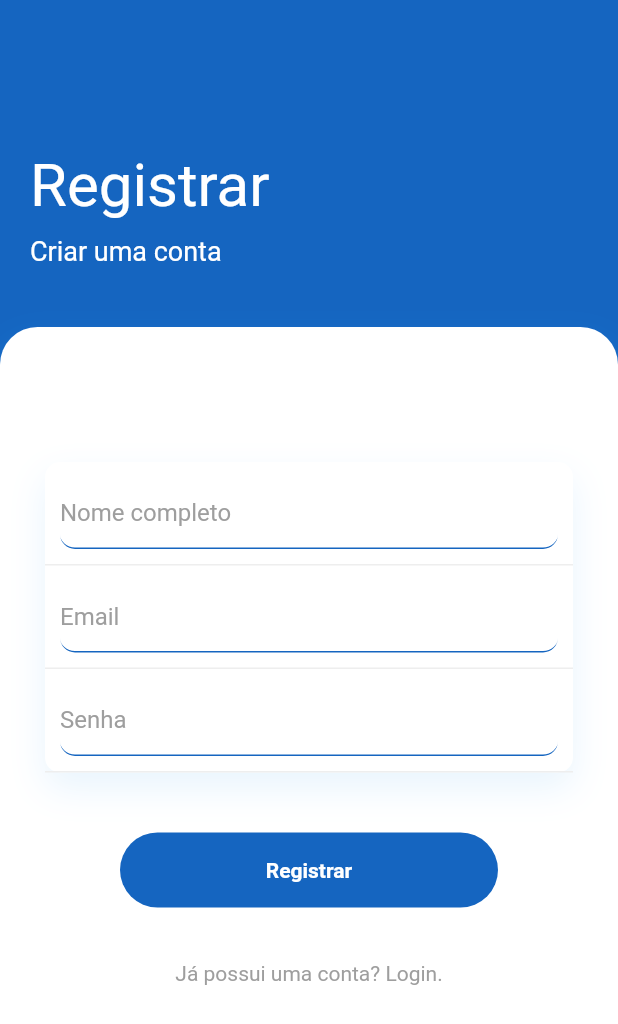
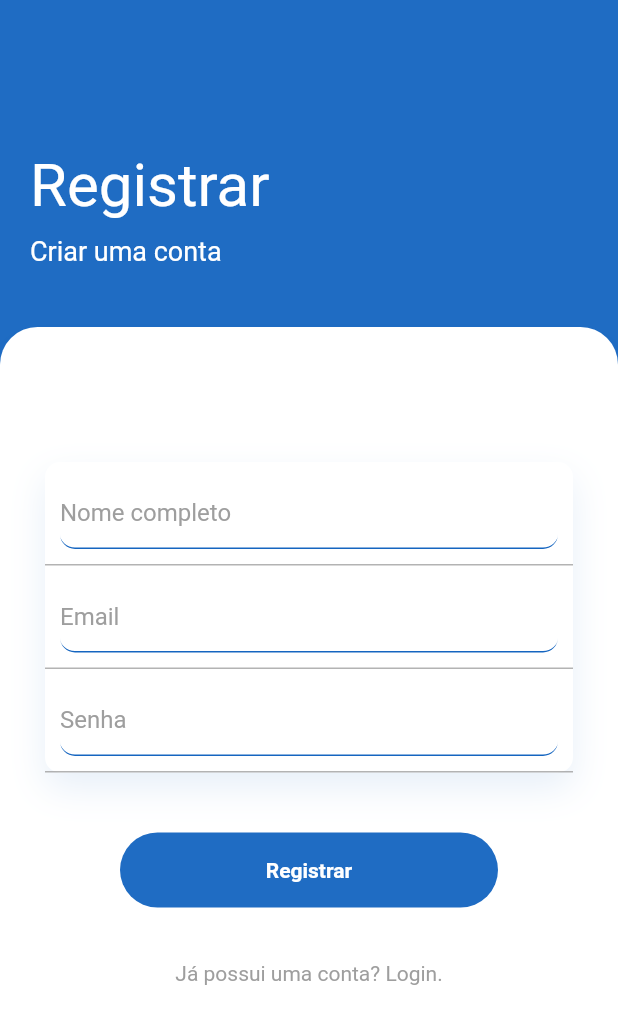
Before and after one commit to GabrielWaif/PAC-IV, a Flutter app: the screen it shows after launch, after a tap on "Não possui uma conta? Cadastrar-se.", on a phone screen of 412 x 824 dp. Shown: the top 1024 px of the screen. Run offline on Flutter 3.47's test engine with Material 2 defaults, Android fonts, the phone set to English and light mode, and no system bars; our stand-ins replace cloud_firestore, firebase_auth, firebase_core, firebase_storage, font_awesome_flutter, image_picker; accounts and stored records are empty; network calls fail.

Commit message:
implement design patterns

```diff
--- a/box_ui/lib/src/shared/app_colors.dart
+++ b/box_ui/lib/src/shared/app_colors.dart
@@ -1,5 +1,5 @@
 import 'package:flutter/material.dart';
 
-const Color primaryColor = Color.fromARGB(0, 67, 56, 224);
+const Color primaryColor = Color.fromARGB(255, 21, 101, 192);
 const Color secondaryColor = Color.fromARGB(255, 255, 255, 255);
-const Color tertiaryColor = Color.fromARGB(0, 48, 40, 161);
+const Color tertiaryColor = Color.fromARGB(255, 158, 158, 158);
--- a/box_ui/pac_4/lib/pages/custom_card.dart
+++ b/box_ui/pac_4/lib/pages/custom_card.dart
@@ -1,3 +1,4 @@
+import 'package:box_ui/box_ui.dart';
 import 'package:firebase_storage/firebase_storage.dart';
 import 'package:flutter/material.dart';
 import 'package:cloud_firestore/cloud_firestore.dart';
@@ -81,9 +82,9 @@ Widget build(BuildContext context) {
             onPressed: handleUpvote,
             child: Row(
               children: [
-                Icon(Icons.arrow_upward, color: Colors.white), // Thumbs-up icon
+                Icon(Icons.arrow_upward, color: primaryColor), // Thumbs-up icon
                 SizedBox(width: 8.0), // Adjust spacing as needed
-                Text('$upvotes', style: TextStyle(color: Colors.white),), // Number of upvotes
+                Text('$upvotes', style: TextStyle(color: primaryColor),), // Number of upvotes
               ],
             ),
           ),
@@ -92,9 +93,9 @@ Widget build(BuildContext context) {
             onPressed: handleDownvote,
             child: Row(
               children: [
-                Icon(Icons.arrow_downward, color: Colors.white), // Thumbs-down icon
+                Icon(Icons.arrow_downward, color: primaryColor), // Thumbs-down icon
                 SizedBox(width: 8.0), // Adjust spacing as needed
-                Text('$downvotes', style: TextStyle(color: Colors.white),), // Number of downvotes
+                Text('$downvotes', style: TextStyle(color: primaryColor),), // Number of downvotes
 
               ],
             ),
--- a/box_ui/pac_4/lib/pages/login_page.dart
+++ b/box_ui/pac_4/lib/pages/login_page.dart
@@ -1,6 +1,7 @@
 import 'package:flutter/material.dart';
 import 'package:font_awesome_flutter/font_awesome_flutter.dart';
 import 'package:firebase_auth/firebase_auth.dart';
+import 'package:box_ui/box_ui.dart';
 
 class LoginPage extends StatelessWidget {
   LoginPage({Key? key}) : super(key: key);
@@ -11,7 +12,8 @@ class LoginPage extends StatelessWidget {
 
   void _handleLogin(BuildContext context) async {
     try {
-      final UserCredential userCredential = await _auth.signInWithEmailAndPassword(
+      final UserCredential userCredential =
+          await _auth.signInWithEmailAndPassword(
         email: emailController.text.trim(),
         password: passwordController.text,
       );
@@ -21,27 +23,30 @@ class LoginPage extends StatelessWidget {
       } else {
         ScaffoldMessenger.of(context).showSnackBar(
           SnackBar(
-            content: Text('Falha no login. Por favor verifique as credenciais informadas.'),
+            content: Text(
+                'Falha no login. Por favor verifique as credenciais informadas.'),
           ),
         );
       }
     } catch (e) {
       ScaffoldMessenger.of(context).showSnackBar(
         SnackBar(
-          content: Text('Falha no login. Por favor verifique as credenciais informadas.'),
+          content: Text(
+              'Falha no login. Por favor verifique as credenciais informadas.'),
         ),
       );
     }
   }
 
   void _handleRegister(BuildContext context) {
-    Navigator.pushNamed(context, '/register'); // Use '/register' to match the route you defined in MaterialApp
+    Navigator.pushNamed(context,
+        '/register'); // Use '/register' to match the route you defined in MaterialApp
   }
 
   @override
   Widget build(BuildContext context) {
     return Scaffold(
-      backgroundColor: Colors.blue[800],
+      backgroundColor: primaryColor.withAlpha(500),
       body: Column(
         crossAxisAlignment: CrossAxisAlignment.start,
         children: <Widget>[
@@ -56,7 +61,7 @@ class LoginPage extends StatelessWidget {
                 Text(
                   "Login",
                   style: TextStyle(
-                    color: Colors.white,
+                    color: secondaryColor,
                     fontSize: 40,
                     fontWeight: FontWeight.bold,
                   ),
@@ -67,7 +72,7 @@ class LoginPage extends StatelessWidget {
                 Text(
                   "Bem vindo novamente",
                   style: TextStyle(
-                    color: Colors.white,
+                    color: secondaryColor,
                     fontSize: 18,
                   ),
                 ),
@@ -80,14 +85,14 @@ class LoginPage extends StatelessWidget {
           Expanded(
             child: Container(
               decoration: BoxDecoration(
-                color: Colors.white,
+                color: secondaryColor,
                 borderRadius: const BorderRadius.only(
                   topLeft: Radius.circular(25.0),
                   topRight: Radius.circular(25.0),
                 ),
                 boxShadow: [
                   BoxShadow(
-                    color: Colors.blue.withOpacity(0.3),
+                    color: primaryColor.withOpacity(0.3),
                     blurRadius: 20,
                     offset: const Offset(0, 10),
                   ),
@@ -103,11 +108,11 @@ class LoginPage extends StatelessWidget {
                       ),
                       Container(
                         decoration: BoxDecoration(
-                          color: Colors.white,
+                          color: secondaryColor,
                           borderRadius: BorderRadius.circular(10),
                           boxShadow: [
                             BoxShadow(
-                              color: Colors.blue.withOpacity(0.1),
+                              color: primaryColor.withOpacity(0.1),
                               blurRadius: 20,
                               offset: const Offset(0, 10),
                             ),
@@ -120,7 +125,7 @@ class LoginPage extends StatelessWidget {
                               decoration: BoxDecoration(
                                 border: Border(
                                   bottom: BorderSide(
-                                    color: Colors.grey[200]!,
+                                    color: tertiaryColor.withAlpha(200),
                                   ),
                                 ),
                               ),
@@ -128,7 +133,7 @@ class LoginPage extends StatelessWidget {
                                 controller: emailController,
                                 decoration: const InputDecoration(
                                   hintText: "Email",
-                                  hintStyle: TextStyle(color: Colors.grey),
+                                  hintStyle: TextStyle(color: tertiaryColor),
                                   border: InputBorder.none,
                                 ),
                               ),
@@ -138,7 +143,7 @@ class LoginPage extends StatelessWidget {
                               decoration: BoxDecoration(
                                 border: Border(
                                   bottom: BorderSide(
-                                    color: Colors.grey[200]!,
+                                    color: tertiaryColor.withAlpha(200),
                                   ),
                                 ),
                               ),
@@ -147,7 +152,7 @@ class LoginPage extends StatelessWidget {
                                 obscureText: true,
                                 decoration: const InputDecoration(
                                   hintText: "Senha",
-                                  hintStyle: TextStyle(color: Colors.grey),
+                                  hintStyle: TextStyle(color: tertiaryColor),
                                   border: InputBorder.none,
                                 ),
                               ),
@@ -170,13 +175,13 @@ class LoginPage extends StatelessWidget {
                           margin: const EdgeInsets.symmetric(horizontal: 50),
                           decoration: BoxDecoration(
                             borderRadius: BorderRadius.circular(50),
-                            color: Colors.blue[800],
+                            color: primaryColor.withAlpha(500),
                           ),
                           child: const Center(
                             child: Text(
                               "Login",
                               style: TextStyle(
-                                color: Colors.white,
+                                color: secondaryColor,
                                 fontWeight: FontWeight.bold,
                               ),
                             ),
@@ -198,7 +203,7 @@ class LoginPage extends StatelessWidget {
                           child: const Text(
                             "Não possui uma conta? Cadastrar-se.",
                             style: TextStyle(
-                              color: Colors.grey,
+                              color: tertiaryColor,
                             ),
                           ),
                         ),
--- a/box_ui/pac_4/lib/pages/registration_page.dart
+++ b/box_ui/pac_4/lib/pages/registration_page.dart
@@ -1,4 +1,5 @@
 import 'package:flutter/material.dart';
+import 'package:box_ui/box_ui.dart';
 import 'package:firebase_auth/firebase_auth.dart';
 
 class RegistrationPage extends StatelessWidget {
@@ -11,7 +12,8 @@ class RegistrationPage extends StatelessWidget {
 
   void _handleRegistration(BuildContext context) async {
     try {
-      final UserCredential userCredential = await _auth.createUserWithEmailAndPassword(
+      final UserCredential userCredential =
+          await _auth.createUserWithEmailAndPassword(
         email: emailController.text.trim(),
         password: passwordController.text,
       );
@@ -22,14 +24,16 @@ class RegistrationPage extends StatelessWidget {
       } else {
         ScaffoldMessenger.of(context).showSnackBar(
           SnackBar(
-            content: Text('Falha no registro. Por favor verifique as credenciais informadas.'),
+            content: Text(
+                'Falha no registro. Por favor verifique as credenciais informadas.'),
           ),
         );
       }
     } catch (e) {
       ScaffoldMessenger.of(context).showSnackBar(
         SnackBar(
-          content: Text('Falha no registro. Por favor verifique as credenciais informadas.'),
+          content: Text(
+              'Falha no registro. Por favor verifique as credenciais informadas.'),
         ),
       );
     }
@@ -38,7 +42,7 @@ class RegistrationPage extends StatelessWidget {
   @override
   Widget build(BuildContext context) {
     return Scaffold(
-      backgroundColor: Colors.blue[800],
+      backgroundColor: primaryColor.withAlpha(500),
       body: Column(
         crossAxisAlignment: CrossAxisAlignment.start,
         children: <Widget>[
@@ -53,9 +57,8 @@ class RegistrationPage extends StatelessWidget {
                 Text(
                   "Registrar",
                   style: TextStyle(
-                    color: Colors.white,
+                    color: secondaryColor,
                     fontSize: 40,
-
                   ),
                 ),
                 SizedBox(
@@ -64,7 +67,7 @@ class RegistrationPage extends StatelessWidget {
                 Text(
                   "Criar uma conta",
                   style: TextStyle(
-                    color: Colors.white,
+                    color: secondaryColor,
                     fontSize: 18,
                   ),
                 ),
@@ -77,14 +80,14 @@ class RegistrationPage extends StatelessWidget {
           Expanded(
             child: Container(
               decoration: BoxDecoration(
-                color: Colors.white,
+                color: secondaryColor,
                 borderRadius: const BorderRadius.only(
                   topLeft: Radius.circular(25.0),
                   topRight: Radius.circular(25.0),
                 ),
                 boxShadow: [
                   BoxShadow(
-                    color: Colors.blue.withOpacity(0.3),
+                    color: primaryColor.withOpacity(0.3),
                     blurRadius: 20,
                     offset: const Offset(0, 10),
                   ),
@@ -100,11 +103,11 @@ class RegistrationPage extends StatelessWidget {
                       ),
                       Container(
                         decoration: BoxDecoration(
-                          color: Colors.white,
+                          color: secondaryColor,
                           borderRadius: BorderRadius.circular(10),
                           boxShadow: [
                             BoxShadow(
-                              color: Colors.blue.withOpacity(0.1),
+                              color: primaryColor.withOpacity(0.1),
                               blurRadius: 20,
                               offset: const Offset(0, 10),
                             ),
@@ -117,7 +120,7 @@ class RegistrationPage extends StatelessWidget {
                               decoration: BoxDecoration(
                                 border: Border(
                                   bottom: BorderSide(
-                                    color: Colors.grey[200]!,
+                                    color: tertiaryColor.withAlpha(200),
                                   ),
                                 ),
                               ),
@@ -125,7 +128,7 @@ class RegistrationPage extends StatelessWidget {
                                 controller: fullNameController,
                                 decoration: const InputDecoration(
                                   hintText: "Nome completo",
-                                  hintStyle: TextStyle(color: Colors.grey),
+                                  hintStyle: TextStyle(color: tertiaryColor),
                                   border: InputBorder.none,
                                 ),
                               ),
@@ -135,7 +138,7 @@ class RegistrationPage extends StatelessWidget {
                               decoration: BoxDecoration(
                                 border: Border(
                                   bottom: BorderSide(
-                                    color: Colors.grey[200]!,
+                                    color: tertiaryColor.withAlpha(200),
                                   ),
                                 ),
                               ),
@@ -143,7 +146,7 @@ class RegistrationPage extends StatelessWidget {
                                 controller: emailController,
                                 decoration: const InputDecoration(
                                   hintText: "Email",
-                                  hintStyle: TextStyle(color: Colors.grey),
+                                  hintStyle: TextStyle(color: tertiaryColor),
                                   border: InputBorder.none,
                                 ),
                               ),
@@ -153,7 +156,7 @@ class RegistrationPage extends StatelessWidget {
                               decoration: BoxDecoration(
                                 border: Border(
                                   bottom: BorderSide(
-                                    color: Colors.grey[200]!,
+                                    color: tertiaryColor.withAlpha(200),
                                   ),
                                 ),
                               ),
@@ -162,7 +165,7 @@ class RegistrationPage extends StatelessWidget {
                                 obscureText: true,
                                 decoration: const InputDecoration(
                                   hintText: "Senha",
-                                  hintStyle: TextStyle(color: Colors.grey),
+                                  hintStyle: TextStyle(color: tertiaryColor),
                                   border: InputBorder.none,
                                 ),
                               ),
@@ -182,13 +185,13 @@ class RegistrationPage extends StatelessWidget {
                           margin: const EdgeInsets.symmetric(horizontal: 50),
                           decoration: BoxDecoration(
                             borderRadius: BorderRadius.circular(50),
-                            color: Colors.blue[800],
+                            color: primaryColor.withAlpha(500),
                           ),
                           child: const Center(
                             child: Text(
                               "Registrar",
                               style: TextStyle(
-                                color: Colors.white,
+                                color: secondaryColor,
                                 fontWeight: FontWeight.bold,
                               ),
                             ),
@@ -199,12 +202,13 @@ class RegistrationPage extends StatelessWidget {
                         padding: const EdgeInsets.all(36.0),
                         child: GestureDetector(
                           onTap: () {
-                            Navigator.pushReplacementNamed(context, '/'); // Return to the login page
+                            Navigator.pushReplacementNamed(
+                                context, '/'); // Return to the login page
                           },
                           child: const Text(
                             "Já possui uma conta? Login.",
                             style: TextStyle(
-                              color: Colors.grey,
+                              color: tertiaryColor,
                             ),
                           ),
                         ),
```
